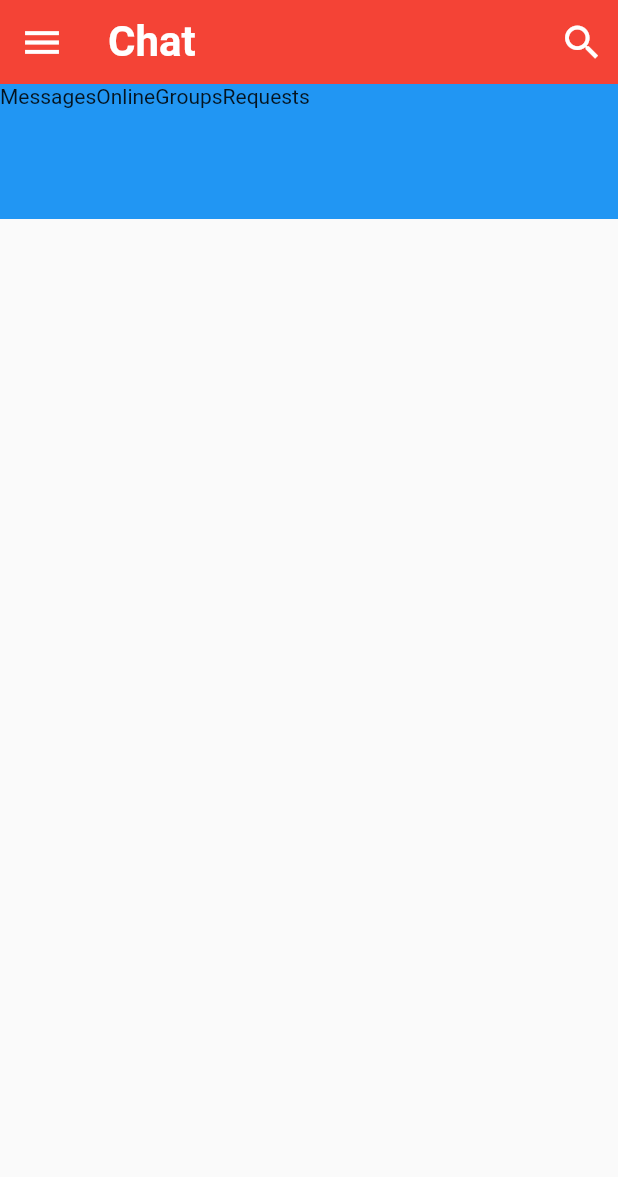
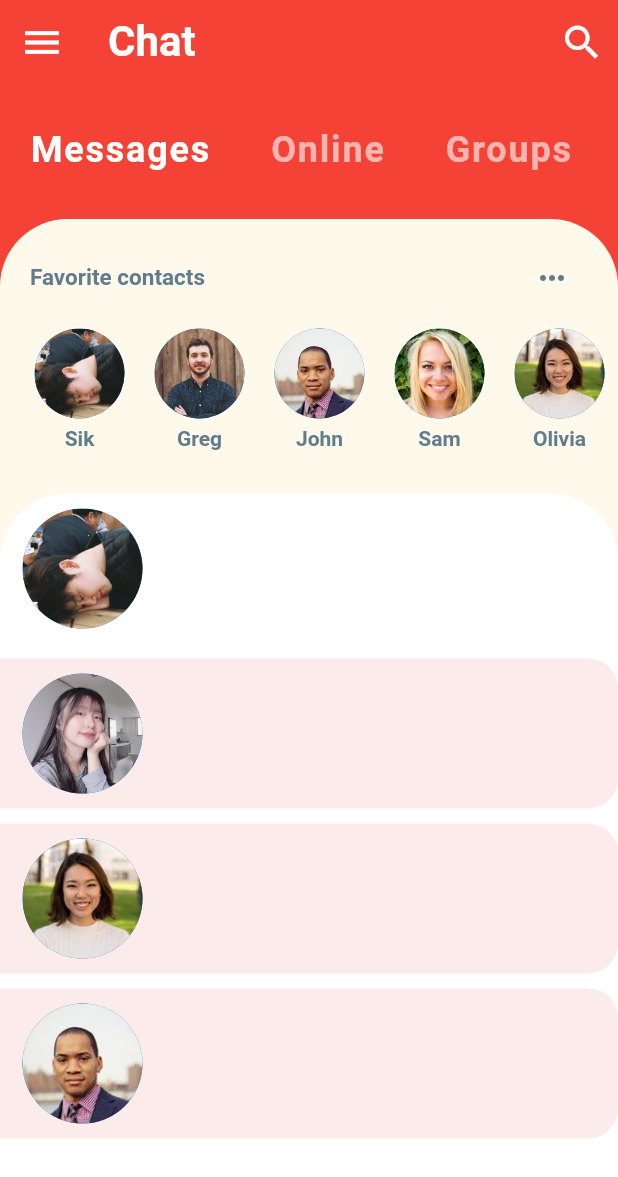
Before and after one commit to joyceHong0524/flutter_practice, a Flutter app: the screen it shows after launch, on a phone screen of 412 x 824 dp. Shown: the top 1177 px of the screen. Run offline on Flutter 3.47's test engine with Material 2 defaults, Android fonts, the phone set to English and light mode, and no system bars; our stand-ins replace font_awesome_flutter.

Commit message:
working on recent chat list

```diff
--- a/chat_ui/lib/main.dart
+++ b/chat_ui/lib/main.dart
@@ -13,7 +13,7 @@ class MyApp extends StatelessWidget {
       title: 'Flutter Chat UI',
       debugShowCheckedModeBanner: false,
       theme: ThemeData(
-        primaryColor: Colors.red,
+        primaryColor:Colors.red,
         accentColor: Color(0xFFFEF9EB),
       ),
       home: HomeScreen(),
--- a/chat_ui/lib/models/message_model.dart
+++ b/chat_ui/lib/models/message_model.dart
@@ -33,7 +33,7 @@ final User greg = User(
 final User james = User(
   id: 3,
   name: 'James',
-  imageUrl: 'assets/images/jamges.jpg',
+  imageUrl: 'assets/images/james.jpg',
 );
 
 final User john = User(
@@ -62,17 +62,17 @@ final User joyce = User(
 
 
 //Favorite Contacts
-List<User> favorites = [sik, greg, john, sam, olivia];
+List<User> favorites = [sik, greg, john, sam, olivia,joyce];
 
 
 //Example chats on home screen.
 List<Message> chats = [
   Message(
-    sender: james,
+    sender: sik,
     time: '5:30 PM',
     text: 'Hey, How\'s it going? Did you get his number?',
     isLiked: false,
-    unread: true,
+    unread: false,
   ),
   Message(
     sender: currentUser,
--- a/chat_ui/lib/screens/home_screen.dart
+++ b/chat_ui/lib/screens/home_screen.dart
@@ -1,4 +1,7 @@
+import 'package:chat_ui/models/message_model.dart';
 import 'package:chat_ui/widgets/category_selector.dart';
+import 'package:chat_ui/widgets/favorite_contacts.dart';
+import 'package:chat_ui/widgets/recent_chats.dart';
 import 'package:flutter/material.dart';
 
 class HomeScreen extends StatefulWidget {
@@ -10,7 +13,9 @@ class _HomeScreenState extends State<HomeScreen> {
   @override
   Widget build(BuildContext context) {
     return Scaffold(
+      backgroundColor: Theme.of(context).primaryColor,
       appBar: AppBar(
+        backgroundColor: Theme.of(context).primaryColor,
         leading: IconButton(
           icon: Icon(Icons.menu),
           iconSize: 30.0,
@@ -36,7 +41,23 @@ class _HomeScreenState extends State<HomeScreen> {
       ),
       body: Column(
         children: <Widget>[
-          CategorySelector()
+          CategorySelector(),
+          Expanded(
+            child: Container(
+              decoration: BoxDecoration(
+                color: Theme.of(context).accentColor,
+                borderRadius: BorderRadius.only(
+                    topLeft: Radius.circular(45.0),
+                    topRight: Radius.circular(45.0)),
+              ),
+              child: Column(
+                children: <Widget>[
+                  FavoriteContacts(),
+                  RecentChats(),
+                ],
+              ),
+            ),
+          )
         ],
       ),
     );
--- a/chat_ui/lib/widgets/category_selector.dart
+++ b/chat_ui/lib/widgets/category_selector.dart
@@ -8,7 +8,6 @@
 
 import 'package:flutter/material.dart';
 
-
 class CategorySelector extends StatefulWidget {
   @override
   _CategorySelectorState createState() => _CategorySelectorState();
@@ -16,20 +15,41 @@ class CategorySelector extends StatefulWidget {
 
 class _CategorySelectorState extends State<CategorySelector> {
   int selectedIndex = 0;
-  final List<String> categories = ['Messages','Online', 'Groups','Requests'];
+  final List<String> categories = ['Messages', 'Online', 'Groups', 'Requests'];
 
   @override
   Widget build(BuildContext context) {
     return Container(
         height: 90.0,
-      color: Colors.blue,
+        color: Theme.of(context).primaryColor,
         child: ListView.builder(
           scrollDirection: Axis.horizontal,
           itemCount: categories.length,
-        itemBuilder: (BuildContext context, int index){
-          return Text(categories[index]);
+          itemBuilder: (BuildContext context, int index) {
+            return GestureDetector(
+              onTap: () {
+                setState(() {
+                  selectedIndex = index;
+                });
               },
-        )
+              child: Padding(
+                padding: EdgeInsets.symmetric(
+                  horizontal: 20.0,
+                  vertical: 30.0,
+                ),
+                child: Text(
+                  categories[index],
+                  style: TextStyle(
+                    fontWeight: FontWeight.bold,
+                    color:
+                        index == selectedIndex ? Colors.white : Colors.white60,
+                    letterSpacing: 1.2,
+                    fontSize: 24.0,
+                  ),
+                ),
+              ),
             );
+          },
+        ));
   }
 }
--- /dev/null
+++ b/chat_ui/lib/widgets/favorite_contacts.dart
@@ -0,0 +1,69 @@
+import 'package:chat_ui/models/message_model.dart';
+import 'package:flutter/material.dart';
+
+class FavoriteContacts extends StatelessWidget {
+  @override
+  Widget build(BuildContext context) {
+    return Column(
+      children: <Widget>[
+        Padding(
+          padding: EdgeInsets.fromLTRB(20.0,15.0,20.0,0),
+          child: Row(
+            mainAxisAlignment: MainAxisAlignment.spaceBetween,
+            children: <Widget>[
+              Text(
+                'Favorite contacts',
+                style: TextStyle(
+                  fontWeight: FontWeight.bold,
+                  fontSize: 15.0,
+                  color: Colors.blueGrey,
+                ),
+              ),
+              IconButton(
+                icon: Icon(Icons.more_horiz),
+                color: Colors.blueGrey,
+                onPressed: () {},
+              ),
+            ],
+          ),
+        ),
+        Container(
+          height: 120.0,
+          child: ListView.builder(
+            padding: EdgeInsets.only(left : 13.0),
+            scrollDirection: Axis.horizontal,
+            itemCount: favorites.length,
+            itemBuilder: (BuildContext context, int index) {
+              return Padding(
+                padding: const EdgeInsets.fromLTRB(10, 10, 10, 10),
+                child: Column(
+                  mainAxisAlignment: MainAxisAlignment.start, // 여기서 container의 어디에 위치가 결정됨. alingment는 아님 !!!!!
+                  children: <Widget>[
+                    Container(
+                      width: 60.0,
+                      height: 60.0,
+                      child: CircleAvatar(
+                        backgroundImage: AssetImage(favorites[index].imageUrl),
+                      ),
+                    ),
+                    SizedBox(
+                      height: 5.0,
+                    ),
+                    Text(
+                      favorites[index].name,
+                      style: TextStyle(
+                        fontWeight: FontWeight.w600,
+                        color: Colors.blueGrey,
+                        fontSize: 14,
+                      ),
+                    ),
+                  ],
+                ),
+              );
+            },
+          ),
+        )
+      ],
+    );
+  }
+}
--- /dev/null
+++ b/chat_ui/lib/widgets/recent_chats.dart
@@ -0,0 +1,52 @@
+import 'package:chat_ui/models/message_model.dart';
+import 'package:flutter/material.dart';
+
+class RecentChats extends StatelessWidget {
+  @override
+  Widget build(BuildContext context) {
+    return Expanded(
+      child: Container(
+        decoration: BoxDecoration(
+            color: Colors.white,
+            borderRadius: BorderRadius.only(
+                topLeft: Radius.circular(45.0),
+                topRight: Radius.circular(45.0))),
+        child: ListView.builder(
+          scrollDirection: Axis.vertical,
+          itemCount: chats.length,
+          itemBuilder: (BuildContext context, int index) {
+            return Padding(
+              padding: EdgeInsets.only(bottom: 10.0),
+              child: Container(
+                height: 100.0,
+                decoration: chats[index].unread
+                    ? BoxDecoration(
+                        borderRadius: BorderRadius.only(
+                            topRight: Radius.circular(20.0),
+                            bottomRight: Radius.circular(20.0)),
+                        color: Color.fromRGBO(200, 0, 0, 0.08),
+                      )
+                    : null,
+                child: Row(
+                  children: <Widget>[
+                    Padding(
+                      padding: const EdgeInsets.only(left: 15.0),
+                      child: Container(
+                        width: 80.0,
+                        height: 80.0,
+                        child: CircleAvatar(
+                          backgroundImage:
+                              AssetImage(chats[index].sender.imageUrl),
+                        ),
+                      ),
+                    )
+                  ],
+                ),
+              ),
+            );
+          },
+        ),
+      ),
+    );
+  }
+}
```
Lines whose indentation alone changed are shown as unchanged.
